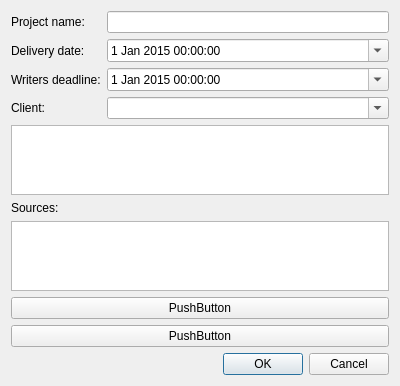
lazin87/KotkaSource, file ccreateprojectdialog.ui: the form before one commit.
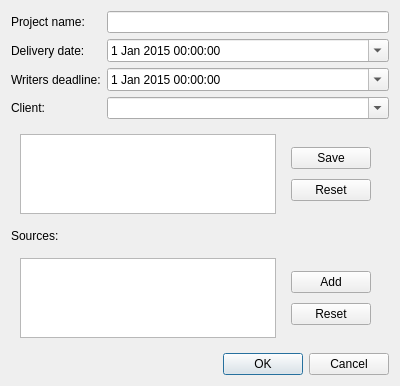
The form after the commit.

Commit message: new project dialog ui ready - first version

What changed in the file:
```diff
--- a/ccreateprojectdialog.ui
+++ b/ccreateprojectdialog.ui
@@ -7,7 +7,7 @@
     <x>0</x>
     <y>0</y>
     <width>400</width>
-    <height>352</height>
+    <height>386</height>
    </rect>
   </property>
   <property name="windowTitle">
@@ -105,9 +105,35 @@
     </layout>
    </item>
    <item>
+    <widget class="QWidget" name="clientBoxWidget" native="true">
+     <layout class="QHBoxLayout" name="horizontalLayout">
+      <item>
     <widget class="QTableView" name="clientTableView"/>
    </item>
    <item>
+       <widget class="QWidget" name="widget" native="true">
+        <layout class="QVBoxLayout" name="verticalLayout_2">
+         <item>
+          <widget class="QPushButton" name="saveClientPushButton">
+           <property name="text">
+            <string>Save</string>
+           </property>
+          </widget>
+         </item>
+         <item>
+          <widget class="QPushButton" name="resetClientPushButton">
+           <property name="text">
+            <string>Reset</string>
+           </property>
+          </widget>
+         </item>
+        </layout>
+       </widget>
+      </item>
+     </layout>
+    </widget>
+   </item>
+   <item>
     <widget class="QLabel" name="sourcesLabel">
      <property name="text">
       <string>Sources:</string>
@@ -115,20 +141,32 @@
     </widget>
    </item>
    <item>
+    <widget class="QWidget" name="widget_2" native="true">
+     <layout class="QHBoxLayout" name="horizontalLayout_2">
+      <item>
     <widget class="QTableView" name="sourcesTableView"/>
    </item>
    <item>
-    <widget class="QPushButton" name="pushButton">
+       <widget class="QWidget" name="widget_3" native="true">
+        <layout class="QVBoxLayout" name="verticalLayout_3">
+         <item>
+          <widget class="QPushButton" name="addSourcesPushButton">
      <property name="text">
-      <string>PushButton</string>
+            <string>Add</string>
      </property>
     </widget>
    </item>
    <item>
-    <widget class="QPushButton" name="pushButton_2">
+          <widget class="QPushButton" name="resetSourcesPushButton">
      <property name="text">
-      <string>PushButton</string>
-     </property>
+            <string>Reset</string>
+           </property>
+          </widget>
+         </item>
+        </layout>
+       </widget>
+      </item>
+     </layout>
     </widget>
    </item>
    <item>
```
Left out of the diff: 8 changed lines with no effect on the pictures. Lines whose indentation alone changed are shown as unchanged.
